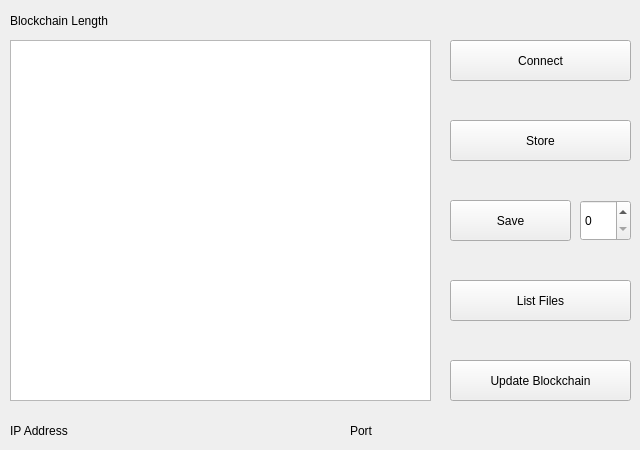
The window that mainwindow.ui (getDolla/blockchain) describes before a commit, drawn with Qt 5.
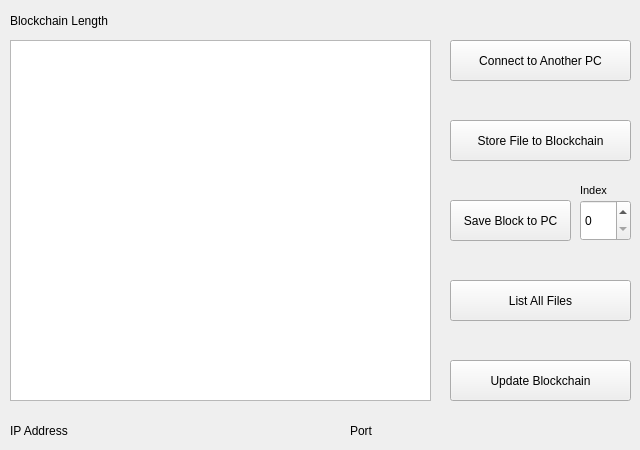
The same window after the commit.

```diff
--- a/mainwindow.ui
+++ b/mainwindow.ui
@@ -75,7 +75,7 @@
      </rect>
     </property>
     <property name="text">
-     <string>Store</string>
+     <string>Store File to Blockchain</string>
     </property>
    </widget>
    <widget class="QPushButton" name="Connect">
@@ -91,7 +91,7 @@
      <enum>Qt::LeftToRight</enum>
     </property>
     <property name="text">
-     <string>Connect</string>
+     <string>Connect to Another PC</string>
     </property>
    </widget>
    <widget class="QLabel" name="portLabel">
@@ -122,7 +122,7 @@
      </rect>
     </property>
     <property name="text">
-     <string>Save</string>
+     <string>Save Block to PC</string>
     </property>
    </widget>
    <widget class="QPushButton" name="View">
@@ -135,7 +135,7 @@
      </rect>
     </property>
     <property name="text">
-     <string>List Files</string>
+     <string>List All Files</string>
     </property>
    </widget>
    <widget class="QPushButton" name="UpdateBlockchain">
@@ -200,6 +200,24 @@
      <string>Blockchain Length</string>
     </property>
    </widget>
+   <widget class="QLabel" name="indexLabel">
+    <property name="geometry">
+     <rect>
+      <x>580</x>
+      <y>180</y>
+      <width>51</width>
+      <height>21</height>
+     </rect>
+    </property>
+    <property name="font">
+     <font>
+      <pointsize>8</pointsize>
+     </font>
+    </property>
+    <property name="text">
+     <string>Index</string>
+    </property>
+   </widget>
   </widget>
  </widget>
  <layoutdefault spacing="6" margin="11"/>
```
